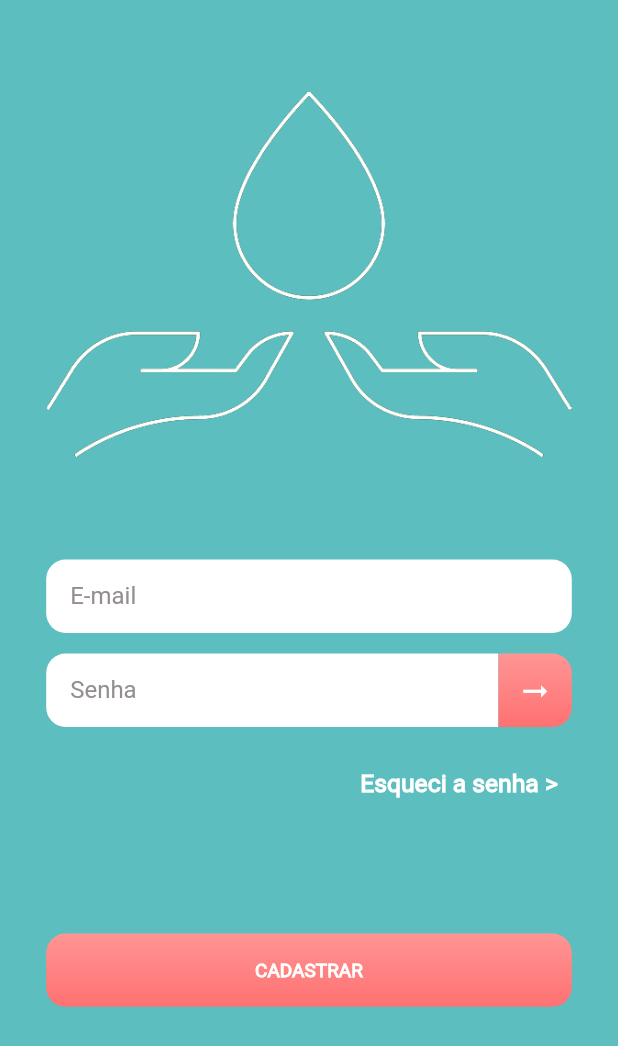
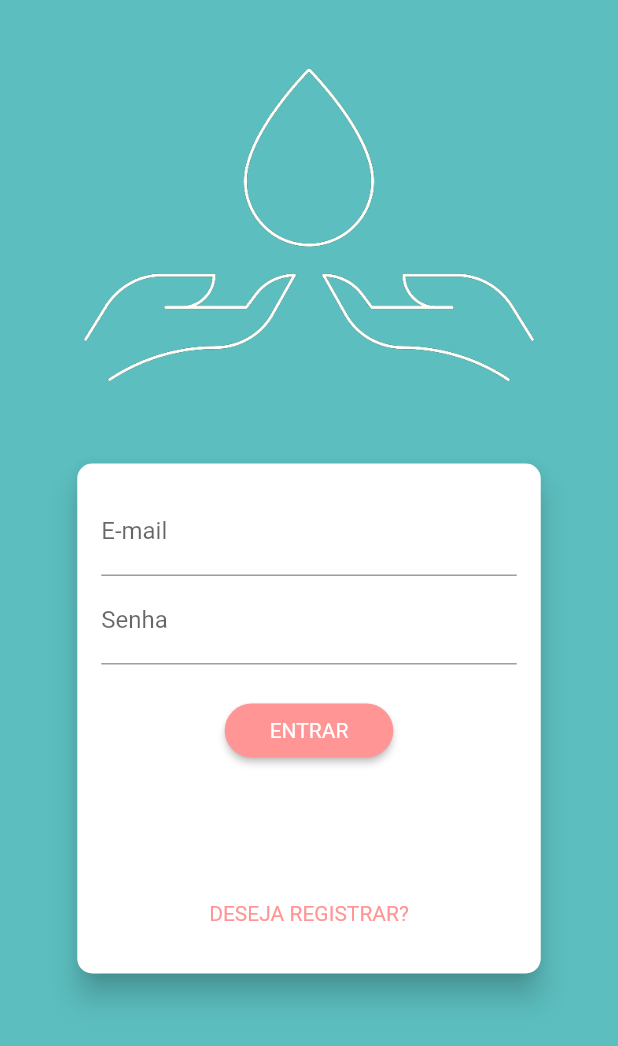
Before and after one commit to Psykhepathos/Agua_App, a Flutter app: the screen it shows after launch, on a phone screen of 412 x 824 dp. Shown: the top 1046 px of the screen. Run offline on Flutter 3.47's test engine with Material 2 defaults, Android fonts, the phone set to English and light mode, and no system bars; our stand-ins replace carousel_slider, charts_flutter, material_design_icons_flutter.

Commit message:
FireBase Registro funcional/reword tela inicial para teste de form/rework de form_fields

```diff
--- a/lib/app_widget.dart
+++ b/lib/app_widget.dart
@@ -4,6 +4,7 @@ import 'package:flutter_application_1/cadastro.dart';
 import 'package:flutter_application_1/esqueci_senha.dart';
 import 'package:flutter_application_1/login_page.dart';
 import 'package:flutter_application_1/pagina_principal.dart';
+import 'package:flutter_application_1/base_login.dart';
 import 'package:intl/date_symbol_data_local.dart';
 //
 
@@ -26,10 +27,9 @@ class AppWidget extends StatelessWidget {
         ),
         initialRoute: '/login_page',
         routes: {
-          '/login_page': (context) => const LoginPage(),
+          '/login_page': (context) => const AuthPage(),
           '/pagina_principal': (context) => const PaginaPrincipal(),
           '/esqueci_senha': (context) => const EsqueciSenha(),
-          '/cadastro': (context) => const Cadastro(),
         });
   }
 }
--- /dev/null
+++ b/lib/base_login.dart
@@ -0,0 +1,42 @@
+import 'dart:math';
+
+import 'package:flutter/material.dart';
+import 'package:flutter_application_1/components/novo_login.dart';
+
+class AuthPage extends StatelessWidget {
+  const AuthPage({Key? key}) : super(key: key);
+
+  @override
+  Widget build(BuildContext context) {
+    return SafeArea(
+      child: Scaffold(
+        body: Stack(
+          children: [
+            Container(
+              decoration:
+                  BoxDecoration(color: const Color.fromRGBO(92, 190, 191, 1)),
+            ),
+            SingleChildScrollView(
+              child: Container(
+                width: double.infinity,
+                child: Column(
+                  crossAxisAlignment: CrossAxisAlignment.center,
+                  mainAxisAlignment: MainAxisAlignment.center,
+                  children: [
+                    Container(
+                      margin: EdgeInsets.only(bottom: 5),
+                      width: 300,
+                      height: 300,
+                      child: Image.asset('assets/images/tambasa.png'),
+                    ),
+                    AuthForm(),
+                  ],
+                ),
+              ),
+            ),
+          ],
+        ),
+      ),
+    );
+  }
+}
--- a/lib/component_test_page.dart
+++ b/lib/component_test_page.dart
@@ -661,7 +661,7 @@ class Home extends StatelessWidget {
                   Center(
                     child: Buttons.largeButton(
                       context,
-                      function: null,
+                      onPressed: null,
                       texto: "Novo Registro",
                       textColor: Vars.offWhite,
                       colors: Vars.secondaryGradient,
@@ -680,7 +680,7 @@ class Home extends StatelessWidget {
                   children: [
                     FormFields.textFormField(
                       context,
-                      TextEditingController(),
+
                       onSubmited: (p0) => null,
                     ),
                     const SizedBox(
@@ -688,7 +688,7 @@ class Home extends StatelessWidget {
                     ),
                     FormFields.textFormField(
                       context,
-                      TextEditingController(),
+
                       onChanged: (p0) => null,
                       textColor: Vars.offWhite,
                       backgroundColor: Vars.disabledText,
--- a/lib/components/buttons.dart
+++ b/lib/components/buttons.dart
@@ -5,7 +5,7 @@ import 'variables.dart';
 class Buttons {
   static Widget largeButton(
     context, {
-    Function()? function,
+    Function()? onPressed,
     String texto = "Button",
     double width = 0,
     Color textColor = Colors.white,
@@ -36,7 +36,7 @@ class Buttons {
         ),
       ),
       child: ElevatedButton(
-        onPressed: function,
+        onPressed: onPressed,
         child: list[textSize],
         style: ButtonStyle(
           backgroundColor: MaterialStateProperty.all<Color>(Colors.transparent),
--- a/lib/components/form_fields.dart
+++ b/lib/components/form_fields.dart
@@ -4,11 +4,13 @@ import 'package:flutter_application_1/components/variables.dart';
 
 class FormFields {
   static Widget textFormField(
-    context,
-    TextEditingController controller, {
+    context, {
+    TextEditingController? controller,
     TextInputType keyboardType = TextInputType.text,
     Function(String)? onChanged,
     Function(String)? onSubmited,
+    Function(String?)? onSaved,
+    String? Function(String?)? validator,
     TextInputAction textInputAction = TextInputAction.next,
     String hint = "Type here",
     double width = 0,
@@ -25,6 +27,8 @@ class FormFields {
         maxLength: (maxLenght == 0) ? null : maxLenght,
         controller: controller,
         onChanged: onChanged,
+        onSaved: onSaved,
+        validator: validator,
         onFieldSubmitted: onSubmited,
         keyboardType: keyboardType,
         textInputAction: textInputAction,
@@ -79,7 +83,7 @@ class FormFields {
       width: (width == 0) ? MediaQuery.of(context).size.width / 1.17582 : width,
       child: Stack(
         children: [
-          textFormField(context, controller,
+          textFormField(context,controller: controller,
               keyboardType: keyboardType,
               onChanged: onChanged,
               onSubmited: onSubmited,
--- /dev/null
+++ b/lib/components/novo_login.dart
@@ -0,0 +1,154 @@
+import 'package:flutter/material.dart';
+import 'package:flutter_application_1/models/auth.dart';
+
+enum AuthMode { Signup, Login }
+
+class AuthForm extends StatefulWidget {
+  const AuthForm({Key? key}) : super(key: key);
+
+  @override
+  _AuthFormState createState() => _AuthFormState();
+}
+
+class _AuthFormState extends State<AuthForm> {
+  final _passwordController = TextEditingController();
+  final _formKey = GlobalKey<FormState>();
+  bool _isLoading = false;
+  AuthMode _authMode = AuthMode.Login;
+  Map<String, String> _authData = {
+    'email': '',
+    'password': '',
+  };
+
+  bool _isLogin() => _authMode == AuthMode.Login;
+  bool _isSignup() => _authMode == AuthMode.Signup;
+
+  void _switchAuthMode() {
+    setState(() {
+      if (_isLogin()) {
+        _authMode = AuthMode.Signup;
+      } else {
+        _authMode = AuthMode.Login;
+      }
+    });
+  }
+
+  Future<void> _submit() async {
+    final isValid = _formKey.currentState?.validate() ?? false;
+
+    if (!isValid) {
+      return;
+    }
+
+    setState(() => _isLoading = true);
+
+    _formKey.currentState?.save();
+
+    if (_isLogin()) {
+      Navigator.of(context).pushReplacementNamed('/pagina_principal');
+    } else {
+      // Registrar
+      await Auth().signup(
+        _authData['email']!,
+        _authData['password']!,
+      );
+    }
+
+    setState(() => _isLoading = false);
+  }
+
+  @override
+  Widget build(BuildContext context) {
+    final deviceSize = MediaQuery.of(context).size;
+    return SingleChildScrollView(
+      child: Card(
+        elevation: 8,
+        shape: RoundedRectangleBorder(
+          borderRadius: BorderRadius.circular(10),
+        ),
+        child: Container(
+          padding: const EdgeInsets.all(16),
+          height: _isLogin() ? 340 : 400,
+          width: deviceSize.width * 0.75,
+          child: Form(
+            key: _formKey,
+            child: Column(
+              children: [
+                TextFormField(
+                  style: TextStyle(color: Colors.black),
+                  decoration: InputDecoration(labelText: 'E-mail'),
+                  keyboardType: TextInputType.emailAddress,
+                  onSaved: (email) => _authData['email'] = email ?? '',
+                  validator: (_email) {
+                    final email = _email ?? '';
+                    if (email.trim().isEmpty || !email.contains('@')) {
+                      return 'Informe um e-mail válido.';
+                    }
+                    return null;
+                  },
+                ),
+                TextFormField(
+                  style: TextStyle(color: Colors.black),
+                  decoration: InputDecoration(labelText: 'Senha'),
+                  keyboardType: TextInputType.emailAddress,
+                  obscureText: true,
+                  controller: _passwordController,
+                  onSaved: (password) => _authData['password'] = password ?? '',
+                  validator: (_password) {
+                    final password = _password ?? '';
+                    if (password.isEmpty || password.length < 5) {
+                      return 'Informe uma senha válida';
+                    }
+                    return null;
+                  },
+                ),
+                if (_isSignup())
+                  TextFormField(
+                    style: TextStyle(color: Colors.black),
+                    decoration: InputDecoration(labelText: 'Confirmar Senha'),
+                    keyboardType: TextInputType.emailAddress,
+                    obscureText: true,
+                    validator: _isLogin()
+                        ? null
+                        : (_password) {
+                            final password = _password ?? '';
+                            if (password != _passwordController.text) {
+                              return 'Senhas informadas não conferem.';
+                            }
+                            return null;
+                          },
+                  ),
+                SizedBox(height: 20),
+                if (_isLoading)
+                  CircularProgressIndicator()
+                else
+                  ElevatedButton(
+                    onPressed: _submit,
+                    child: Text(
+                      _authMode == AuthMode.Login ? 'ENTRAR' : 'REGISTRAR',
+                    ),
+                    style: ElevatedButton.styleFrom(
+                      shape: RoundedRectangleBorder(
+                        borderRadius: BorderRadius.circular(30),
+                      ),
+                      padding: const EdgeInsets.symmetric(
+                        horizontal: 30,
+                        vertical: 8,
+                      ),
+                    ),
+                  ),
+                Spacer(),
+                TextButton(
+                  onPressed: _switchAuthMode,
+                  child: Text(
+                    _isLogin() ? 'DESEJA REGISTRAR?' : 'JÁ POSSUI CONTA?',
+                  ),
+                )
+              ],
+            ),
+          ),
+        ),
+      ),
+    );
+  }
+}
--- a/lib/components/register_form.dart
+++ b/lib/components/register_form.dart
@@ -25,7 +25,6 @@ class _RegisterFormState extends State<RegisterForm> {
       return;
     }
     widget.onSubmit(registro);
-
   }
 
   @override
@@ -51,7 +50,7 @@ class _RegisterFormState extends State<RegisterForm> {
           children: [
             FormFields.textFormField(
               context,
-              registroController,
+              controller: registroController,
               hint: "Registro",
               onSubmited: (_) => _submitForm(),
               keyboardType: TextInputType.number,
@@ -60,7 +59,7 @@ class _RegisterFormState extends State<RegisterForm> {
             Buttons.largeButton(
               context,
               texto: "Registrar",
-              function: _submitForm,
+              onPressed: _submitForm,
             ),
           ],
         ),
--- a/lib/esqueci_senha.dart
+++ b/lib/esqueci_senha.dart
@@ -30,7 +30,7 @@ class _EsqueciSenhaState extends State<EsqueciSenha> {
                       Vars.primary,
                       Vars.primary,
                     ],
-                    function: () {
+                    onPressed: () {
                       setState(() {
                         Navigator.of(context)
                             .pushReplacementNamed('/login_page');
@@ -164,7 +164,7 @@ class _EsqueciSenhaState extends State<EsqueciSenha> {
                   context,
                   colors: Vars.secondaryGradient,
                   texto: 'Atualizar',
-                  function: () {
+                  onPressed: () {
                     setState(
                       () {
                         Navigator.of(context)
--- a/lib/login_page.dart
+++ b/lib/login_page.dart
@@ -31,7 +31,6 @@ class _LoginPageState extends State<LoginPage> {
                   ),
                   FormFields.textFormField(
                     context,
-                    TextEditingController(),
                     hint: "E-mail",
                     onChanged: (text) {},
                   ),
@@ -61,7 +60,7 @@ class _LoginPageState extends State<LoginPage> {
                         Vars.primary,
                         Vars.primary,
                       ],
-                      function: () {
+                      onPressed: () {
                         setState(() {
                           Navigator.of(context)
                               .pushReplacementNamed('/esqueci_senha');
@@ -76,7 +75,7 @@ class _LoginPageState extends State<LoginPage> {
                     margin: EdgeInsets.only(top: 75),
                     child: Buttons.largeButton(context,
                         colors: Vars.secondaryGradient,
-                        texto: 'CADASTRAR', function: () {
+                        texto: 'CADASTRAR', onPressed: () {
                       setState(
                         () {
                           Navigator.of(context)
--- /dev/null
+++ b/lib/models/auth.dart
@@ -0,0 +1,22 @@
+import 'dart:convert';
+
+import 'package:flutter/material.dart';
+import 'package:http/http.dart' as http;
+
+class Auth with ChangeNotifier {
+  static const _url =
+      'https://identitytoolkit.googleapis.com/v1/accounts:signUp?key=AIzaSyBa4zXdMSIgg10YXYwqLXU-WxK5gXyXPsA';
+
+  Future<void> signup(String email, String password) async {
+    final response = await http.post(
+      Uri.parse(_url),
+      body: jsonEncode({
+        'email': email,
+        'password': password,
+        'returnSecureToken': true,
+      }),
+    );
+
+    print(jsonDecode(response.body));
+  }
+}
--- a/lib/pagina_principal.dart
+++ b/lib/pagina_principal.dart
@@ -297,7 +297,7 @@ class _PaginaPrincipalState extends State<PaginaPrincipal> {
                   ),
                   Buttons.largeButton(
                     context,
-                    function: () => _openregisterFormModal(context),
+                    onPressed: () => _openregisterFormModal(context),
                     texto: 'Novo Registro',
                   ),
                   SizedBox(
```
Also changed, not shown: lib/cadastro.dart (+78 -30 lines).
